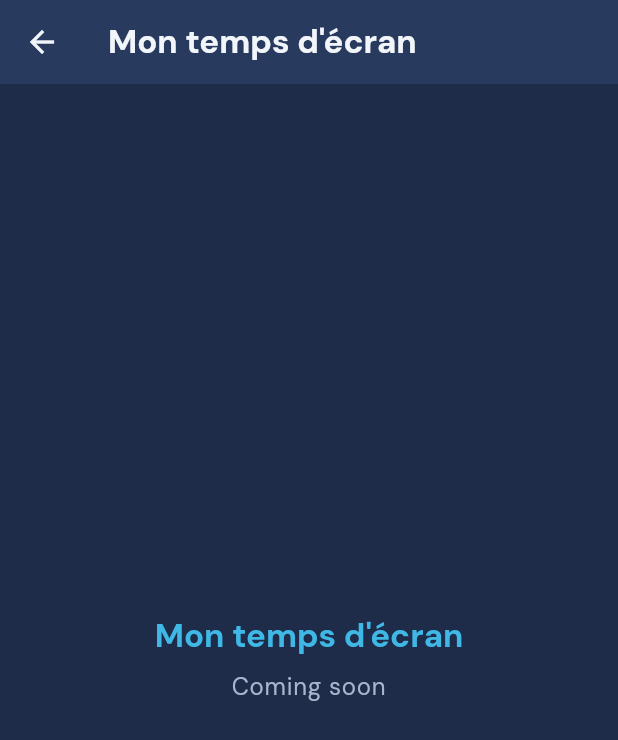
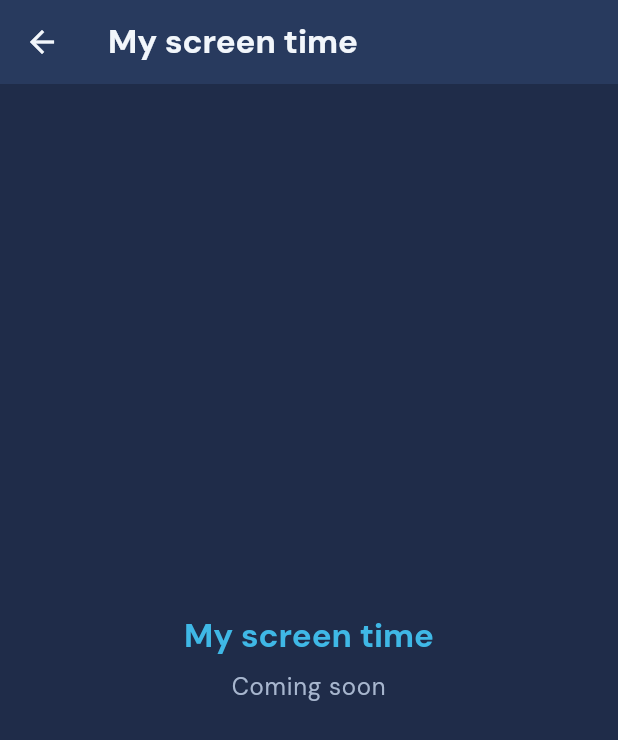
Before and after one commit to AlexandreMaillot/digiharmony, a Flutter app: the AccueilView screen opened directly, after a tap on "My screen time", on a phone screen of 412 x 824 dp. Shown: the top 740 px of the screen. Run offline on Flutter 3.47's test engine with Material 3 defaults, Android fonts, the phone set to English and light mode, and no system bars; our stand-ins replace bloc, drift, flutter_animate, flutter_bloc, hydrated_bloc; accounts and stored records are empty; generated files the repository leaves out were written again; statements that could not run were skipped.

Commit message:
fix(review): correctifs revue Phase 1 (F-1..F-4, AC5 haptics, Drift, zéro réseau)
- F-1 : `on Exception` → `on Object` dans AccueilBloc._onDemarre (capture StateError)
- F-2 : suppression champ mort `_humeurSub` et commentaire trompeur « Restartable »
- F-3 : 8 nouvelles clés ARB (placeholderJournal/Bulle/Conseil/Pause/TempsEcran/
  NoterHumeur/Reglages, reglagesTooltip) dans les 8 locales ; remplacement de
  toutes les chaînes FR en dur dans accueil_view.dart et carte_humeur.dart
- F-4 : factorisation HaloRespirant dans lib/common/widgets/ (paramètres taille,
  couleurs, opaciteStatique, animer) ; suppression des deux copies demarrage/ et
  accueil/ ; mise à jour des imports et du test home_reduced_motion
- AC5 : HapticFeedback.lightImpact() déjà centralisé dans ouvrirPlaceholder —
  confirmé que tous les taps Accueil passent par cette fonction
- Drift : `isBetweenValues` + post-filtrage → `isBiggerOrEqualValue` &
  `isSmallerThanValue` dans le where (FND-AC4 edge minuit)
- zéro réseau : retrait de cached_network_image du pubspec.yaml (non utilisé dans
  lib/, contredit DEC zéro réseau)
- F-6 (low) : correction commentaire police theme.dart (DM Sans bundlée)
- Test HB-10 : StateError base vide → AccueilErreur (couverture F-1)
- flutter analyze : 0 issue ; flutter test : 107/107 verts

Co-Authored-By: Claude Opus 4.8 (1M context) <noreply@anthropic.com>

```diff
--- a/apps/digiharmony_app/lib/accueil/bloc/accueil_bloc.dart
+++ b/apps/digiharmony_app/lib/accueil/bloc/accueil_bloc.dart
@@ -1,5 +1,3 @@
-import 'dart:async';
-
 import 'package:bloc/bloc.dart';
 import 'package:digiharmony_app/data/local/app_database.dart';
 import 'package:flutter/foundation.dart';
@@ -34,19 +32,16 @@ class AccueilBloc extends Bloc<AccueilEvent, AccueilState> {
   }
 
   final AppDatabase _database;
-  StreamSubscription<EntreeHumeur?>? _humeurSub;
 
   /// Gère [AccueilDemarre] : abonne le stream Drift + charge le conseil.
   ///
-  /// Restartable : annule l'abonnement précédent avant de démarrer (HB-8).
-  /// `emit.forEach` garantit la réactivité (AC3, HB-4).
+  /// `emit.forEach` garantit la réactivité (AC3, HB-4) et gère le cycle de
+  /// vie de l'abonnement. Restartable : un 2e `AccueilDemarre` annule le
+  /// `forEach` précédent via le mécanisme interne du Bloc (HB-8).
   Future<void> _onDemarre(
     AccueilDemarre event,
     Emitter<AccueilState> emit,
   ) async {
-    await _humeurSub?.cancel();
-    _humeurSub = null;
-
     try {
       final conseil = await _database.conseilDuJour(DateTime.now());
       final conseilVue = ConseilDuJourVue(cle: conseil.cleConseil);
@@ -65,14 +60,10 @@ class AccueilBloc extends Bloc<AccueilEvent, AccueilState> {
         },
         onError: (error, stack) => const AccueilErreur(),
       );
-    } on Exception {
+    } on Object {
+      // Capture aussi StateError (levé par conseilDuJour si base vide) —
+      // aligné sur DemarrageBloc.  Fallback silencieux → État A (AC7).
       emit(const AccueilErreur());
     }
   }
-
-  @override
-  Future<void> close() async {
-    await _humeurSub?.cancel();
-    return super.close();
-  }
 }
--- a/apps/digiharmony_app/lib/accueil/view/accueil_view.dart
+++ b/apps/digiharmony_app/lib/accueil/view/accueil_view.dart
@@ -1,10 +1,10 @@
 import 'package:digiharmony_app/accueil/bloc/accueil_bloc.dart';
 import 'package:digiharmony_app/accueil/widgets/carte_humeur.dart';
-import 'package:digiharmony_app/accueil/widgets/halo_respirant.dart';
 import 'package:digiharmony_app/accueil/widgets/particules_flottantes.dart';
 import 'package:digiharmony_app/accueil/widgets/pilule_action.dart';
 import 'package:digiharmony_app/accueil/widgets/tuile_outil.dart';
 import 'package:digiharmony_app/common/placeholder_screen.dart';
+import 'package:digiharmony_app/common/widgets/halo_respirant.dart';
 import 'package:digiharmony_app/l10n/l10n.dart';
 import 'package:digiharmony_app/theme/theme.dart';
 import 'package:flutter/material.dart';
@@ -82,16 +82,20 @@ class AccueilView extends StatelessWidget {
                           TuileOutil(
                             label: l10n.homeToolBubble,
                             icone: Icons.auto_awesome,
-                            onTap: () =>
-                                ouvrirPlaceholder(context, 'Choisis ta bulle'),
+                            onTap: () => ouvrirPlaceholder(
+                              context,
+                              l10n.placeholderBulle,
+                            ),
                           ),
                           const SizedBox(width: AppSpacing.md),
                           TuileOutil(
                             label: l10n.homeToolDailyTip,
                             icone: Icons.lightbulb_outline,
                             description: tipTexte,
-                            onTap: () =>
-                                ouvrirPlaceholder(context, 'Conseil du jour'),
+                            onTap: () => ouvrirPlaceholder(
+                              context,
+                              l10n.placeholderConseil,
+                            ),
                           ),
                         ],
                       );
@@ -104,7 +108,7 @@ class AccueilView extends StatelessWidget {
                       label: l10n.homePauseCta,
                       icone: Icons.eco,
                       onTap: () =>
-                          ouvrirPlaceholder(context, 'Faire une pause'),
+                          ouvrirPlaceholder(context, l10n.placeholderPause),
                     ),
                   ),
                   const SizedBox(height: AppSpacing.md),
@@ -113,7 +117,7 @@ class AccueilView extends StatelessWidget {
                     child: TextButton.icon(
                       onPressed: () => ouvrirPlaceholder(
                         context,
-                        "Mon temps d'écran",
+                        l10n.placeholderTempsEcran,
                       ),
                       icon: const Icon(
                         Icons.timer_outlined,
@@ -206,8 +210,8 @@ class _Header extends StatelessWidget {
         // Bouton réglages → PlaceholderScreen.
         IconButton(
           icon: const Icon(Icons.settings, color: AppColors.textMuted),
-          tooltip: 'Réglages',
-          onPressed: () => ouvrirPlaceholder(context, 'Réglages'),
+          tooltip: l10n.reglagesTooltip,
+          onPressed: () => ouvrirPlaceholder(context, l10n.placeholderReglages),
         ),
       ],
     );
--- a/apps/digiharmony_app/lib/accueil/widgets/carte_humeur.dart
+++ b/apps/digiharmony_app/lib/accueil/widgets/carte_humeur.dart
@@ -75,7 +75,8 @@ class _CarteEtatA extends StatelessWidget {
             SizedBox(
               width: double.infinity,
               child: ElevatedButton.icon(
-                onPressed: () => ouvrirPlaceholder(context, 'Noter mon humeur'),
+                onPressed: () =>
+                    ouvrirPlaceholder(context, l10n.placeholderNoterHumeur),
                 icon: const Icon(Icons.add_circle_outline),
                 label: Text(l10n.heroLogMoodCta),
               ),
@@ -83,7 +84,8 @@ class _CarteEtatA extends StatelessWidget {
             const SizedBox(height: AppSpacing.sm),
             Center(
               child: TextButton(
-                onPressed: () => ouvrirPlaceholder(context, 'Mon journal'),
+                onPressed: () =>
+                    ouvrirPlaceholder(context, l10n.placeholderJournal),
                 child: Text(l10n.heroSeeJournal),
               ),
             ),
@@ -168,7 +170,8 @@ class _CarteEtatB extends StatelessWidget {
             const SizedBox(height: AppSpacing.lg),
             Center(
               child: TextButton(
-                onPressed: () => ouvrirPlaceholder(context, 'Mon journal'),
+                onPressed: () =>
+                    ouvrirPlaceholder(context, l10n.placeholderJournal),
                 child: Text(l10n.heroSeeJournal),
               ),
             ),
--- a/apps/digiharmony_app/lib/accueil/widgets/halo_respirant.dart
+++ /dev/null
@@ -1,51 +0,0 @@
-import 'package:digiharmony_app/theme/theme.dart';
-import 'package:flutter/material.dart';
-import 'package:flutter_animate/flutter_animate.dart';
-
-/// Halo en fond, respire en boucle via flutter_animate.
-///
-/// a11y : si `MediaQuery.disableAnimations` est vrai, le halo est rendu
-/// statique (RM-1 — DEC-HOME-07).
-class HaloRespirant extends StatelessWidget {
-  /// Crée un halo respirant.
-  const HaloRespirant({super.key});
-
-  @override
-  Widget build(BuildContext context) {
-    final disableAnimations = MediaQuery.of(context).disableAnimations;
-
-    final halo = Container(
-      width: 340,
-      height: 340,
-      decoration: BoxDecoration(
-        shape: BoxShape.circle,
-        gradient: RadialGradient(
-          colors: [
-            AppColors.primary.withValues(alpha: 0.18),
-            AppColors.signatureGradient[1].withValues(alpha: 0.08),
-            AppColors.background.withValues(alpha: 0),
-          ],
-        ),
-      ),
-    );
-
-    if (disableAnimations) {
-      return halo;
-    }
-
-    return halo
-        .animate(onPlay: (c) => c.repeat(reverse: true))
-        .scale(
-          begin: const Offset(0.9, 0.9),
-          end: const Offset(1.1, 1.1),
-          duration: const Duration(milliseconds: 3000),
-          curve: Curves.easeInOut,
-        )
-        .fade(
-          begin: 0.6,
-          end: 1,
-          duration: const Duration(milliseconds: 3000),
-          curve: Curves.easeInOut,
-        );
-  }
-}
--- /dev/null
+++ b/apps/digiharmony_app/lib/common/widgets/halo_respirant.dart
@@ -0,0 +1,88 @@
+import 'package:digiharmony_app/theme/theme.dart';
+import 'package:flutter/material.dart';
+import 'package:flutter_animate/flutter_animate.dart';
+
+/// Halo dégradé radial « respirant », partagé entre Demarrage et Accueil.
+///
+/// Paramétrable pour couvrir les deux usages :
+/// - Demarrage (splash) : taille 240, dégradé cyan monochrome, flag `animer`
+///   injecté par le parent (qui lit `MediaQuery.disableAnimations`).
+/// - Accueil : taille 340, dégradé cyan→signature→fond, flag lu depuis
+///   `MediaQuery.disableAnimations` en interne.
+///
+/// a11y : en mode reduced motion, le halo est rendu **statique** (DEC-S-005).
+class HaloRespirant extends StatelessWidget {
+  /// Crée un halo respirant.
+  ///
+  /// [taille] : diamètre du cercle (défaut 340 pour l'Accueil).
+  /// [couleurs] : liste de couleurs du dégradé radial (défaut palette Accueil).
+  /// [opaciteStatique] : opacité appliquée en mode reduced motion (défaut 1.0).
+  /// [animer] : si non null, remplace la lecture de
+  ///   `MediaQuery.disableAnimations`. Passer `false` force le statique.
+  const HaloRespirant({
+    this.taille = 340,
+    this.couleurs,
+    this.opaciteStatique = 1.0,
+    this.animer,
+    super.key,
+  });
+
+  /// Diamètre du cercle de halo.
+  final double taille;
+
+  /// Couleurs du dégradé radial. Si `null`, utilise la palette Accueil.
+  final List<Color>? couleurs;
+
+  /// Opacité appliquée au widget statique (reduced motion).
+  final double opaciteStatique;
+
+  /// Surcharge le flag `MediaQuery.disableAnimations`.
+  ///
+  /// - `null` (défaut) → lit `MediaQuery.disableAnimations`.
+  /// - `false` → force la boucle (usage : test explicite).
+  /// - `true` → force le statique (usage : Demarrage avec reduced motion).
+  final bool? animer;
+
+  @override
+  Widget build(BuildContext context) {
+    final disableAnimations =
+        animer != null ? !animer! : MediaQuery.of(context).disableAnimations;
+
+    final couleursEffectives = couleurs ??
+        [
+          AppColors.primary.withValues(alpha: 0.18),
+          AppColors.signatureGradient[1].withValues(alpha: 0.08),
+          AppColors.background.withValues(alpha: 0),
+        ];
+
+    final halo = Container(
+      width: taille,
+      height: taille,
+      decoration: BoxDecoration(
+        shape: BoxShape.circle,
+        gradient: RadialGradient(colors: couleursEffectives),
+      ),
+    );
+
+    if (disableAnimations) {
+      return opaciteStatique == 1.0
+          ? halo
+          : Opacity(opacity: opaciteStatique, child: halo);
+    }
+
+    return halo
+        .animate(onPlay: (c) => c.repeat(reverse: true))
+        .scale(
+          begin: const Offset(0.9, 0.9),
+          end: const Offset(1.1, 1.1),
+          duration: const Duration(milliseconds: 3000),
+          curve: Curves.easeInOut,
+        )
+        .fade(
+          begin: 0.6,
+          end: 1,
+          duration: const Duration(milliseconds: 3000),
+          curve: Curves.easeInOut,
+        );
+  }
+}
--- a/apps/digiharmony_app/lib/l10n/arb/app_en.arb
+++ b/apps/digiharmony_app/lib/l10n/arb/app_en.arb
@@ -129,5 +129,37 @@
     "splashTagline": "Digital well-being · Erasmus+",
     "@splashTagline": {
         "description": "Tagline shown on the splash screen, below the brand signature bar"
+    },
+    "placeholderJournal": "My journal",
+    "@placeholderJournal": {
+        "description": "Title of the mood journal placeholder screen"
+    },
+    "placeholderBulle": "Choose your bubble",
+    "@placeholderBulle": {
+        "description": "Title of the bubble tool placeholder screen"
+    },
+    "placeholderConseil": "Tip of the day",
+    "@placeholderConseil": {
+        "description": "Title of the daily tip placeholder screen"
+    },
+    "placeholderPause": "Take a break",
+    "@placeholderPause": {
+        "description": "Title of the breathing pause placeholder screen"
+    },
+    "placeholderTempsEcran": "My screen time",
+    "@placeholderTempsEcran": {
+        "description": "Title of the screen time placeholder screen"
+    },
+    "placeholderNoterHumeur": "Log my mood",
+    "@placeholderNoterHumeur": {
+        "description": "Title of the log mood placeholder screen"
+    },
+    "placeholderReglages": "Settings",
+    "@placeholderReglages": {
+        "description": "Title of the settings placeholder screen"
+    },
+    "reglagesTooltip": "Settings",
+    "@reglagesTooltip": {
+        "description": "Tooltip for the settings icon button in the home screen header"
     }
 }
--- a/apps/digiharmony_app/lib/theme/theme.dart
+++ b/apps/digiharmony_app/lib/theme/theme.dart
@@ -3,10 +3,8 @@
 /// Source de vérité : `aidd_docs/memory/design-system.md` + DEC-003.
 /// Toute couleur d'écran DOIT venir d'ici — aucune valeur hex en dur ailleurs.
 ///
-/// `DM Sans` doit être **bundlé** comme asset
-/// (pas `google_fonts` : zéro réseau).
-/// Tant que la police n'est pas vendorée,
-/// Flutter retombe sur la police système.
+/// `DM Sans` est **bundlé** comme asset (4 graisses dans `assets/fonts/`) —
+/// pas de `google_fonts` : zéro réseau, zéro collecte.
 library;
 
 import 'package:flutter/material.dart';
--- a/apps/digiharmony_app/pubspec.yaml
+++ b/apps/digiharmony_app/pubspec.yaml
@@ -11,7 +11,6 @@ environment:
 dependencies:
   app_usage: ^4.1.0
   bloc: ^9.2.0
-  cached_network_image: ^3.4.1
   drift: ^2.33.0
   flow_builder: ^0.1.0
   flutter:
```
Also changed, not shown: apps/digiharmony_app/lib/data/local/app_database.dart (+11 -13 lines), apps/digiharmony_app/lib/demarrage/view/demarrage_view.dart (+10 -2 lines), apps/digiharmony_app/lib/demarrage/widgets/halo_respirant.dart (deleted, +0 -47 lines), apps/digiharmony_app/lib/l10n/arb/app_el.arb (+9 -1 lines), apps/digiharmony_app/lib/l10n/arb/app_es.arb (+9 -1 lines), apps/digiharmony_app/lib/l10n/arb/app_fr.arb (+9 -1 lines), apps/digiharmony_app/lib/l10n/arb/app_it.arb (+9 -1 lines), apps/digiharmony_app/lib/l10n/arb/app_mk.arb (+9 -1 lines), apps/digiharmony_app/lib/l10n/arb/app_ro.arb (+9 -1 lines), apps/digiharmony_app/lib/l10n/arb/app_tr.arb (+9 -1 lines), pubspec.lock, 2 other files.
